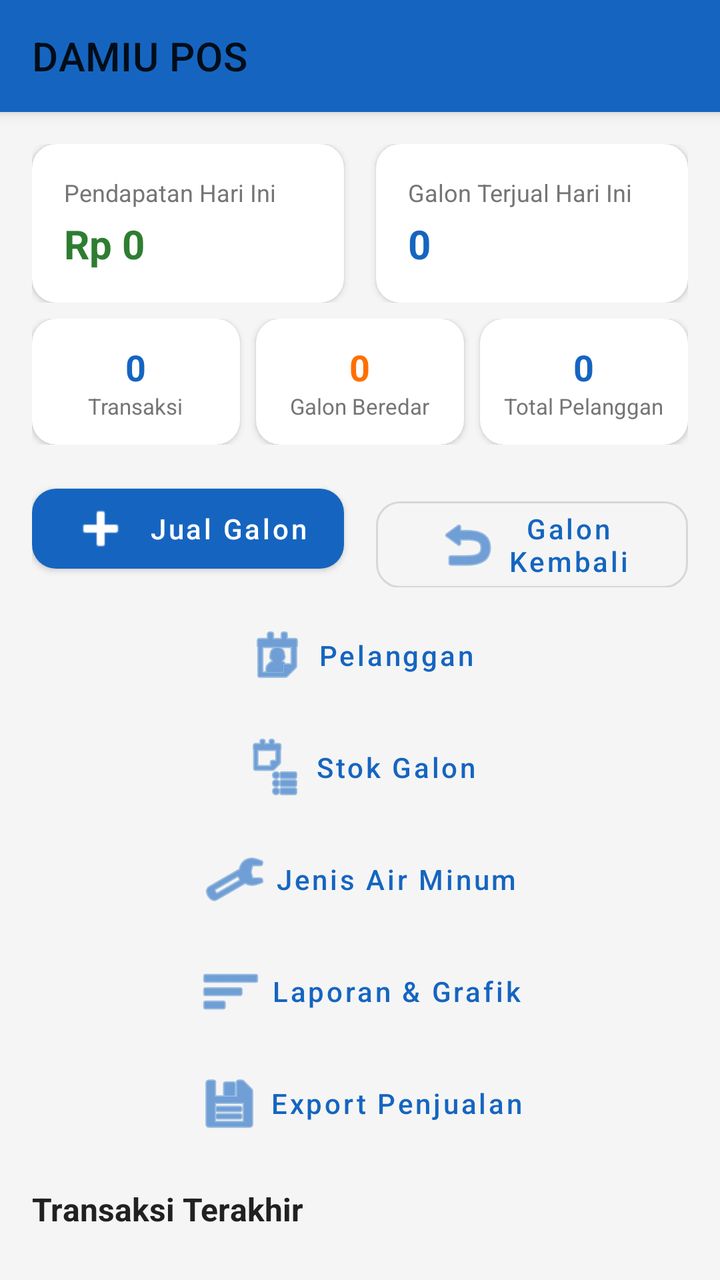
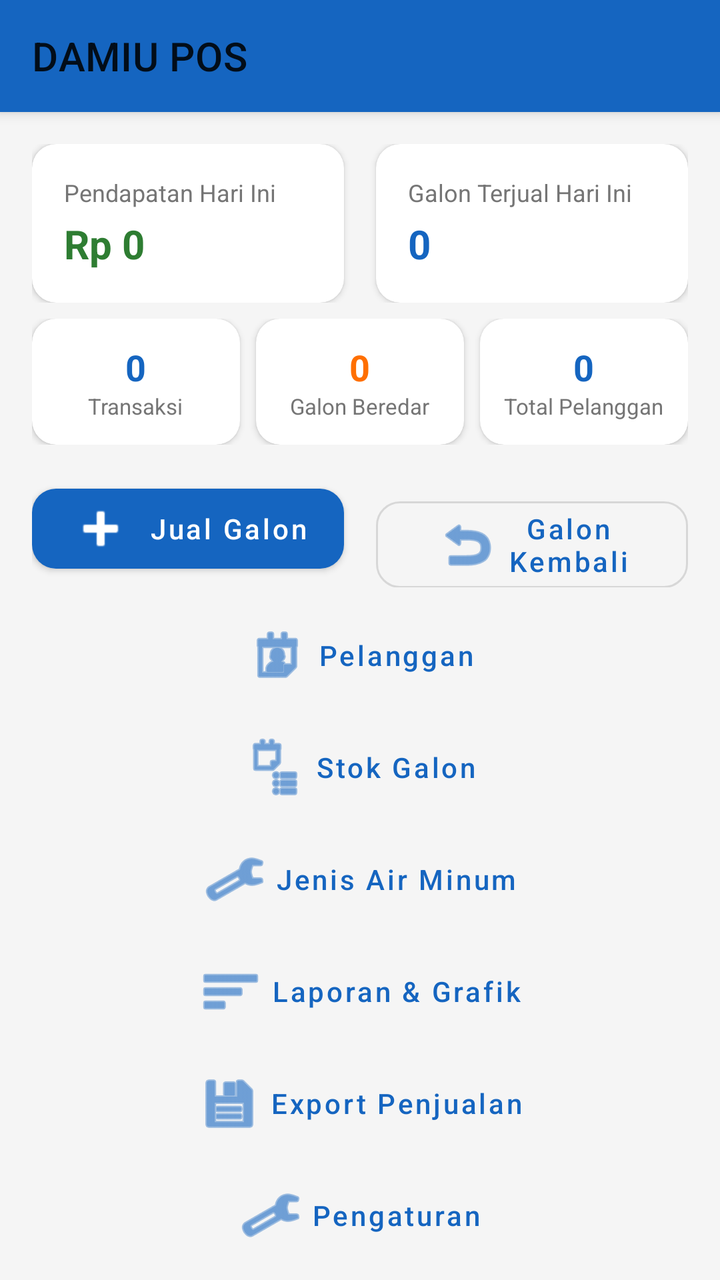

Screens rendered from an Android XML layout before and after an edit, with the pre-edit source and the edit as a unified diff.
<!-- AndroidManifest.xml: application theme Theme.DAMIUPOS -->
<!-- res/layout/activity_main.xml -->
<?xml version="1.0" encoding="utf-8"?>
<androidx.coordinatorlayout.widget.CoordinatorLayout
    xmlns:android="http://schemas.android.com/apk/res/android"
    xmlns:app="http://schemas.android.com/apk/res-auto"
    android:layout_width="match_parent"
    android:layout_height="match_parent"
    android:background="@color/grey_light">

    <com.google.android.material.appbar.AppBarLayout
        android:layout_width="match_parent"
        android:layout_height="wrap_content">

        <androidx.appcompat.widget.Toolbar
            android:id="@+id/toolbar"
            android:layout_width="match_parent"
            android:layout_height="?attr/actionBarSize"
            android:background="@color/primary"
            android:titleTextColor="@color/white"
            app:title="@string/app_name" />
    </com.google.android.material.appbar.AppBarLayout>

    <androidx.core.widget.NestedScrollView
        android:layout_width="match_parent"
        android:layout_height="match_parent"
        app:layout_behavior="@string/appbar_scrolling_view_behavior">

        <LinearLayout
            android:layout_width="match_parent"
            android:layout_height="wrap_content"
            android:orientation="vertical"
            android:padding="16dp">

            
            <LinearLayout
                android:layout_width="match_parent"
                android:layout_height="wrap_content"
                android:orientation="horizontal"
                android:weightSum="2">

                <com.google.android.material.card.MaterialCardView
                    android:layout_width="0dp"
                    android:layout_height="wrap_content"
                    android:layout_weight="1"
                    android:layout_marginEnd="8dp"
                    app:cardCornerRadius="12dp"
                    app:cardElevation="2dp">

                    <LinearLayout
                        android:layout_width="match_parent"
                        android:layout_height="wrap_content"
                        android:orientation="vertical"
                        android:padding="16dp">

                        <TextView
                            android:layout_width="wrap_content"
                            android:layout_height="wrap_content"
                            android:text="@string/pendapatan_hari_ini"
                            android:textColor="@color/text_secondary"
                            android:textSize="12sp" />

                        <TextView
                            android:id="@+id/tvPendapatan"
                            android:layout_width="wrap_content"
                            android:layout_height="wrap_content"
                            android:layout_marginTop="4dp"
                            android:text="Rp 0"
                            android:textColor="@color/green"
                            android:textSize="20sp"
                            android:textStyle="bold" />
                    </LinearLayout>
                </com.google.android.material.card.MaterialCardView>

                <com.google.android.material.card.MaterialCardView
                    android:layout_width="0dp"
                    android:layout_height="wrap_content"
                    android:layout_weight="1"
                    android:layout_marginStart="8dp"
                    app:cardCornerRadius="12dp"
                    app:cardElevation="2dp">

                    <LinearLayout
                        android:layout_width="match_parent"
                        android:layout_height="wrap_content"
                        android:orientation="vertical"
                        android:padding="16dp">

                        <TextView
                            android:layout_width="wrap_content"
                            android:layout_height="wrap_content"
                            android:text="@string/galon_terjual_hari_ini"
                            android:textColor="@color/text_secondary"
                            android:textSize="12sp" />

                        <TextView
                            android:id="@+id/tvGalonTerjual"
                            android:layout_width="wrap_content"
                            android:layout_height="wrap_content"
                            android:layout_marginTop="4dp"
                            android:text="0"
                            android:textColor="@color/primary"
                            android:textSize="20sp"
                            android:textStyle="bold" />
                    </LinearLayout>
                </com.google.android.material.card.MaterialCardView>
            </LinearLayout>

            
            <LinearLayout
                android:layout_width="match_parent"
                android:layout_height="wrap_content"
                android:orientation="horizontal"
                android:layout_marginTop="8dp"
                android:weightSum="3">

                <com.google.android.material.card.MaterialCardView
                    android:layout_width="0dp"
                    android:layout_height="wrap_content"
                    android:layout_weight="1"
                    android:layout_marginEnd="4dp"
                    app:cardCornerRadius="12dp"
                    app:cardElevation="2dp">

                    <LinearLayout
                        android:layout_width="match_parent"
                        android:layout_height="wrap_content"
                        android:gravity="center"
                        android:orientation="vertical"
                        android:padding="12dp">

                        <TextView
                            android:id="@+id/tvTransaksiHariIni"
                            android:layout_width="wrap_content"
                            android:layout_height="wrap_content"
                            android:text="0"
                            android:textColor="@color/primary"
                            android:textSize="18sp"
                            android:textStyle="bold" />

                        <TextView
                            android:layout_width="wrap_content"
                            android:layout_height="wrap_content"
                            android:text="Transaksi"
                            android:textColor="@color/text_secondary"
                            android:textSize="11sp" />
                    </LinearLayout>
                </com.google.android.material.card.MaterialCardView>

                <com.google.android.material.card.MaterialCardView
                    android:layout_width="0dp"
                    android:layout_height="wrap_content"
                    android:layout_weight="1"
                    android:layout_marginStart="4dp"
                    android:layout_marginEnd="4dp"
                    app:cardCornerRadius="12dp"
                    app:cardElevation="2dp">

                    <LinearLayout
                        android:layout_width="match_parent"
                        android:layout_height="wrap_content"
                        android:gravity="center"
                        android:orientation="vertical"
                        android:padding="12dp">

                        <TextView
                            android:id="@+id/tvGalonBeredar"
                            android:layout_width="wrap_content"
                            android:layout_height="wrap_content"
                            android:text="0"
                            android:textColor="@color/accent"
                            android:textSize="18sp"
                            android:textStyle="bold" />

                        <TextView
                            android:layout_width="wrap_content"
                            android:layout_height="wrap_content"
                            android:text="@string/galon_beredar"
                            android:textColor="@color/text_secondary"
                            android:textSize="11sp" />
                    </LinearLayout>
                </com.google.android.material.card.MaterialCardView>

                <com.google.android.material.card.MaterialCardView
                    android:layout_width="0dp"
                    android:layout_height="wrap_content"
                    android:layout_weight="1"
                    android:layout_marginStart="4dp"
                    app:cardCornerRadius="12dp"
                    app:cardElevation="2dp">

                    <LinearLayout
                        android:layout_width="match_parent"
                        android:layout_height="wrap_content"
                        android:gravity="center"
                        android:orientation="vertical"
                        android:padding="12dp">

                        <TextView
                            android:id="@+id/tvTotalPelanggan"
                            android:layout_width="wrap_content"
                            android:layout_height="wrap_content"
                            android:text="0"
                            android:textColor="@color/primary"
                            android:textSize="18sp"
                            android:textStyle="bold" />

                        <TextView
                            android:layout_width="wrap_content"
                            android:layout_height="wrap_content"
                            android:text="@string/total_pelanggan"
                            android:textColor="@color/text_secondary"
                            android:textSize="11sp" />
                    </LinearLayout>
                </com.google.android.material.card.MaterialCardView>
            </LinearLayout>

            
            <LinearLayout
                android:layout_width="match_parent"
                android:layout_height="wrap_content"
                android:layout_marginTop="16dp"
                android:orientation="horizontal"
                android:weightSum="2">

                <com.google.android.material.button.MaterialButton
                    android:id="@+id/btnJualGalon"
                    android:layout_width="0dp"
                    android:layout_height="wrap_content"
                    android:layout_weight="1"
                    android:layout_marginEnd="8dp"
                    android:text="@string/jual_galon"
                    android:textAllCaps="false"
                    app:cornerRadius="12dp"
                    app:icon="@android:drawable/ic_input_add"
                    app:iconGravity="textStart" />

                <com.google.android.material.button.MaterialButton
                    android:id="@+id/btnGalonKembali"
                    style="@style/Widget.MaterialComponents.Button.OutlinedButton"
                    android:layout_width="0dp"
                    android:layout_height="wrap_content"
                    android:layout_weight="1"
                    android:layout_marginStart="8dp"
                    android:text="@string/galon_kembali"
                    android:textAllCaps="false"
                    app:cornerRadius="12dp"
                    app:icon="@android:drawable/ic_menu_revert"
                    app:iconGravity="textStart" />
            </LinearLayout>

            <com.google.android.material.button.MaterialButton
                android:id="@+id/btnPelanggan"
                style="@style/Widget.MaterialComponents.Button.TextButton"
                android:layout_width="match_parent"
                android:layout_height="wrap_content"
                android:layout_marginTop="8dp"
                android:text="@string/pelanggan"
                android:textAllCaps="false"
                app:cornerRadius="12dp"
                app:icon="@android:drawable/ic_menu_my_calendar"
                app:iconGravity="textStart" />

            <com.google.android.material.button.MaterialButton
                android:id="@+id/btnStokGalon"
                style="@style/Widget.MaterialComponents.Button.TextButton"
                android:layout_width="match_parent"
                android:layout_height="wrap_content"
                android:layout_marginTop="4dp"
                android:text="Stok Galon"
                android:textAllCaps="false"
                app:cornerRadius="12dp"
                app:icon="@android:drawable/ic_menu_agenda"
                app:iconGravity="textStart" />

            <com.google.android.material.button.MaterialButton
                android:id="@+id/btnProduk"
                style="@style/Widget.MaterialComponents.Button.TextButton"
                android:layout_width="match_parent"
                android:layout_height="wrap_content"
                android:layout_marginTop="4dp"
                android:text="Jenis Air Minum"
                android:textAllCaps="false"
                app:cornerRadius="12dp"
                app:icon="@android:drawable/ic_menu_manage"
                app:iconGravity="textStart" />

            <com.google.android.material.button.MaterialButton
                android:id="@+id/btnLaporan"
                style="@style/Widget.MaterialComponents.Button.TextButton"
                android:layout_width="match_parent"
                android:layout_height="wrap_content"
                android:layout_marginTop="4dp"
                android:text="Laporan &amp; Grafik"
                android:textAllCaps="false"
                app:cornerRadius="12dp"
                app:icon="@android:drawable/ic_menu_sort_by_size"
                app:iconGravity="textStart" />

            <com.google.android.material.button.MaterialButton
                android:id="@+id/btnExport"
                style="@style/Widget.MaterialComponents.Button.TextButton"
                android:layout_width="match_parent"
                android:layout_height="wrap_content"
                android:layout_marginTop="4dp"
                android:text="Export Penjualan"
                android:textAllCaps="false"
                app:cornerRadius="12dp"
                app:icon="@android:drawable/ic_menu_save"
                app:iconGravity="textStart" />

            
            <TextView
                android:layout_width="wrap_content"
                android:layout_height="wrap_content"
                android:layout_marginTop="16dp"
                android:text="@string/transaksi_terakhir"
                android:textColor="@color/text_primary"
                android:textSize="16sp"
                android:textStyle="bold" />

            <androidx.recyclerview.widget.RecyclerView
                android:id="@+id/rvRecentTransactions"
                android:layout_width="match_parent"
                android:layout_height="wrap_content"
                android:layout_marginTop="8dp"
                android:nestedScrollingEnabled="false" />

            <TextView
                android:id="@+id/tvEmptyRecent"
                android:layout_width="match_parent"
                android:layout_height="wrap_content"
                android:layout_marginTop="24dp"
                android:gravity="center"
                android:text="@string/belum_ada_transaksi"
                android:textColor="@color/grey_medium"
                android:visibility="gone" />

        </LinearLayout>
    </androidx.core.widget.NestedScrollView>

</androidx.coordinatorlayout.widget.CoordinatorLayout>
<!-- resources referenced by this layout -->
<resources>
  <color name="accent">#FF6F00</color>
  <color name="green">#2E7D32</color>
  <color name="grey_light">#F5F5F5</color>
  <color name="grey_medium">#9E9E9E</color>
  <color name="primary">#1565C0</color>
  <color name="text_primary">#212121</color>
  <color name="text_secondary">#757575</color>
  <color name="white">#FFFFFF</color>
  <string name="app_name">DAMIU POS</string>
  <string name="belum_ada_transaksi">Belum ada transaksi</string>
  <string name="galon_beredar">Galon Beredar</string>
  <string name="galon_kembali">Galon Kembali</string>
  <string name="galon_terjual_hari_ini">Galon Terjual Hari Ini</string>
  <string name="jual_galon">Jual Galon</string>
  <string name="pelanggan">Pelanggan</string>
  <string name="pendapatan_hari_ini">Pendapatan Hari Ini</string>
  <string name="total_pelanggan">Total Pelanggan</string>
  <string name="transaksi_terakhir">Transaksi Terakhir</string>
  <style name="Theme.DAMIUPOS" parent="Theme.MaterialComponents.Light.NoActionBar">
          <item name="colorPrimary">@color/primary</item>
          <item name="colorPrimaryDark">@color/primary_dark</item>
          <item name="colorAccent">@color/accent</item>
          <item name="android:statusBarColor">@color/primary_dark</item>
      </style>
  <color name="primary_dark">#0D47A1</color>
</resources>

<!-- the commit's change to res/layout/activity_main.xml (unified diff, before → after) -->
@@ -307,6 +307,18 @@
                 app:icon="@android:drawable/ic_menu_save"
                 app:iconGravity="textStart" />
 
+            <com.google.android.material.button.MaterialButton
+                android:id="@+id/btnPengaturan"
+                style="@style/Widget.MaterialComponents.Button.TextButton"
+                android:layout_width="match_parent"
+                android:layout_height="wrap_content"
+                android:layout_marginTop="4dp"
+                android:text="Pengaturan"
+                android:textAllCaps="false"
+                app:cornerRadius="12dp"
+                app:icon="@android:drawable/ic_menu_preferences"
+                app:iconGravity="textStart" />
+
             
             <TextView
                 android:layout_width="wrap_content"
